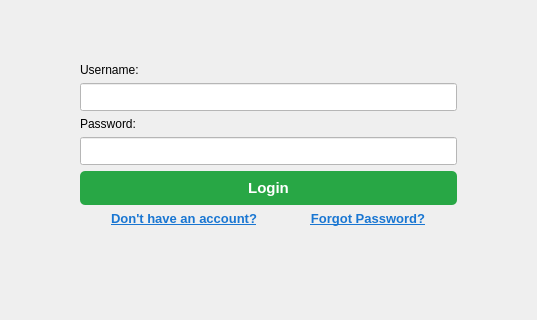
Old version of the form UI/Auth/login/login.ui in the repository PlaTwo-project/PlaTwo; both pictures show x 314 to 851 and y 335 to 655 of the 1165 by 655 pixel window.
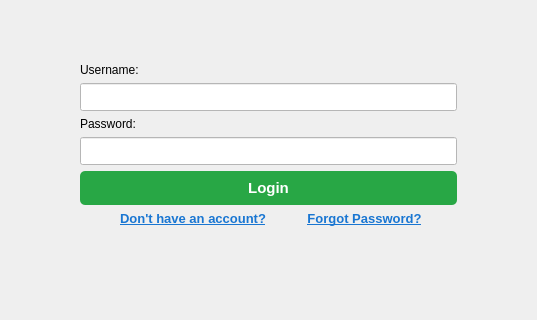
New version of the form.

What changed in the file:
```diff
--- a/UI/Auth/login/login.ui
+++ b/UI/Auth/login/login.ui
@@ -80,13 +80,16 @@
      </item>
      <item row="3" column="0">
       <layout class="QHBoxLayout" name="horizontalLayout">
+       <property name="spacing">
+        <number>6</number>
+       </property>
        <property name="leftMargin">
-        <number>15</number>
+        <number>0</number>
        </property>
        <property name="rightMargin">
         <number>0</number>
        </property>
-       <item alignment="Qt::AlignmentFlag::AlignTop">
+       <item alignment="Qt::AlignmentFlag::AlignRight|Qt::AlignmentFlag::AlignTop">
         <widget class="QPushButton" name="pushButton_signup">
          <property name="cursor">
           <cursorShape>PointingHandCursor</cursorShape>
@@ -119,7 +122,7 @@
          </property>
         </widget>
        </item>
-       <item alignment="Qt::AlignmentFlag::AlignTop">
+       <item alignment="Qt::AlignmentFlag::AlignHCenter|Qt::AlignmentFlag::AlignTop">
         <widget class="QPushButton" name="pushButton_forgotPassword">
          <property name="styleSheet">
           <string notr="true">QPushButton {
```
